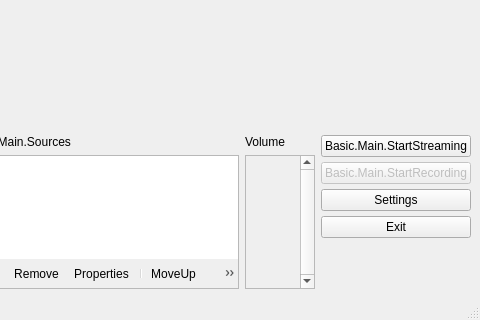
obsproject/obs-studio, file obs/forms/OBSBasic.ui: the form before one commit; both pictures show x 447 to 927 and y 380 to 700 of the 927 by 700 pixel window.
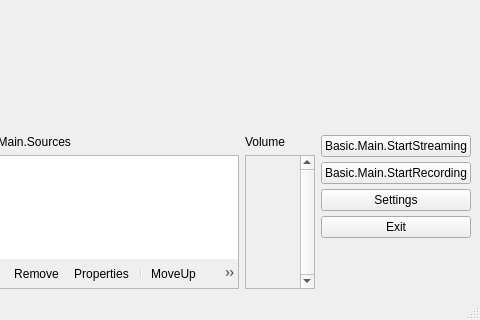
The form after the commit. Icons and pictures are not drawn. Custom widgets are drawn as their Qt base class.

Commit message: UI: Add FLV file output (sharing encoders)

```diff
--- a/obs/forms/OBSBasic.ui
+++ b/obs/forms/OBSBasic.ui
@@ -401,7 +401,7 @@
           <item>
            <widget class="QPushButton" name="recordButton">
             <property name="enabled">
-             <bool>false</bool>
+             <bool>true</bool>
             </property>
             <property name="text">
              <string>Basic.Main.StartRecording</string>
```
The commit also changes 6 other files.
